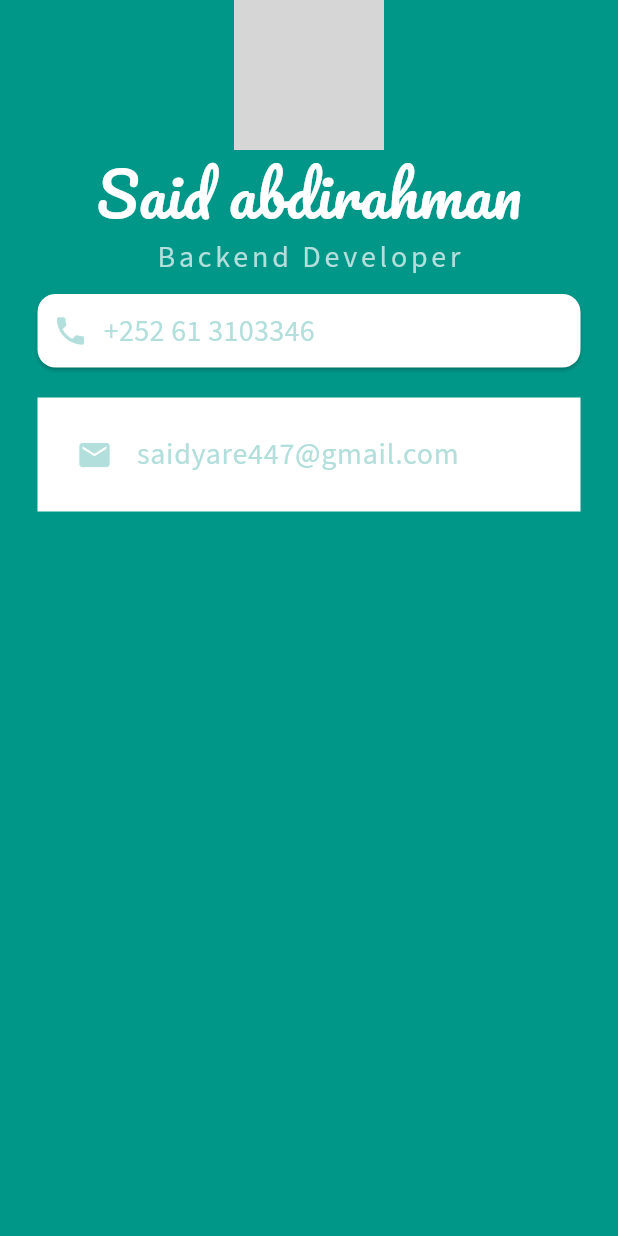
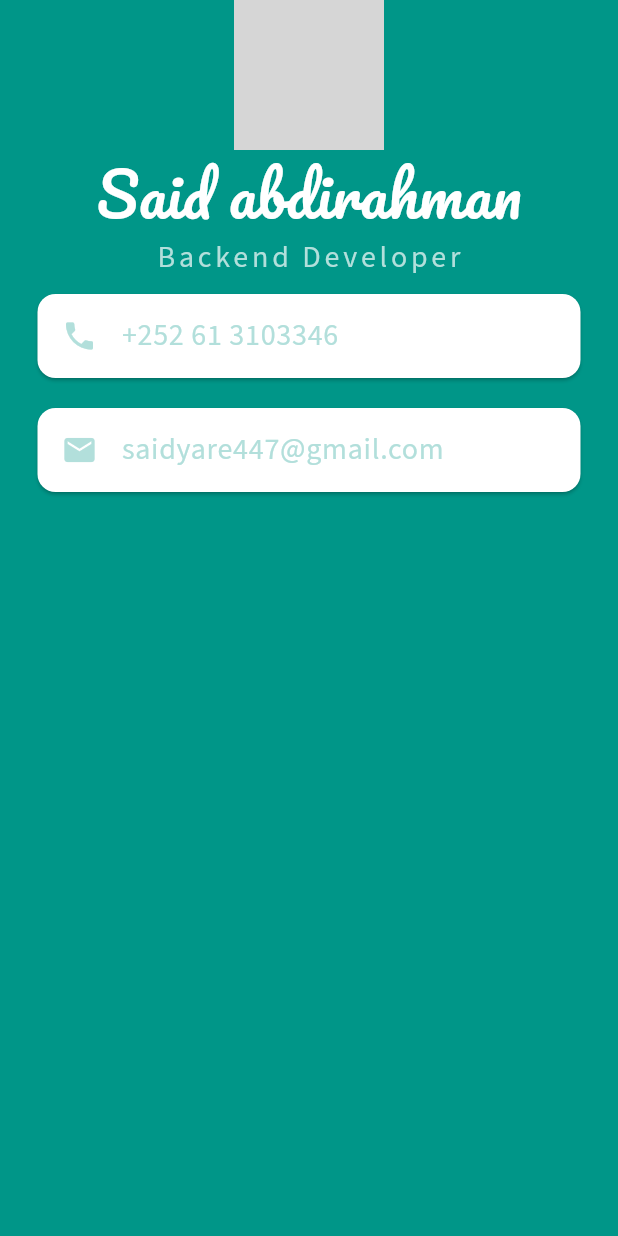
Before and after one commit to saidAbdirahman/mi_card_flutter, a Flutter app: the screen it shows after launch, on a phone screen of 412 x 824 dp. Run offline on Flutter 3.47's test engine with Material 3 defaults, Android fonts, the phone set to English and light mode, and no system bars; grey boxes are pictures that could not be loaded.

Commit message:
Remove all extrs code
Signed-off-by: saidAbirahman <saidqaaje11@gmail.com>

```diff
--- a/lib/main.dart
+++ b/lib/main.dart
@@ -40,33 +40,23 @@ class MyApp extends StatelessWidget {
                 ),
               ),
               Card(
-
                 margin: EdgeInsets.symmetric(vertical: 10.0, horizontal: 25.0),
                 color: Colors.white,
-                child: Padding(
-                  padding: EdgeInsets.all(10.0),
-                  child: Row(
-                    children: [
-                      Icon(
+                child: ListTile(
+                  leading: Icon(
                     Icons.phone,
                     color: Colors.teal.shade100,
                   ),
-                      SizedBox(
-                        width: 10.0
-                      ),
-                      Text('+252 61 3103346',
+                  title: Text('+252 61 3103346',
                     style: TextStyle(
                         fontFamily: 'Source sans',
                         fontSize: 20.0,
                         color: Colors.teal.shade100
                     ),
-                      )
-                    ],
                 ),
               ),
               ),
-              Container(
-                padding: EdgeInsets.all(10.0),
+              Card(
                 margin: EdgeInsets.symmetric(vertical: 10.0, horizontal: 25.0),
                 color: Colors.white,
                 child: ListTile(
@@ -79,6 +69,7 @@ class MyApp extends StatelessWidget {
                           fontFamily: 'Source sans',
                           fontSize: 20.0,
                           color: Colors.teal.shade100
+                      ),
                 ),
               ),
               ),
```
Lines whose indentation alone changed are shown as unchanged.
